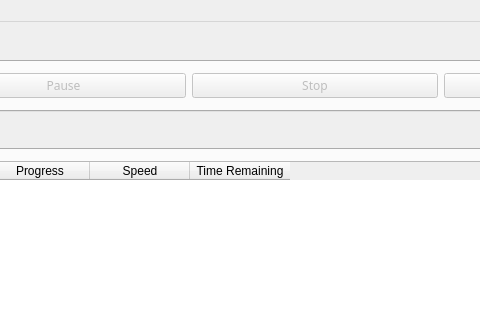
Qt form UltimateDownloadManager/mainwindow.ui (LalitMaganti/Ultimate-Download-Manager) before a commit; both pictures show x 335 to 815 and y 0 to 332 of the 1048 by 663 pixel window.
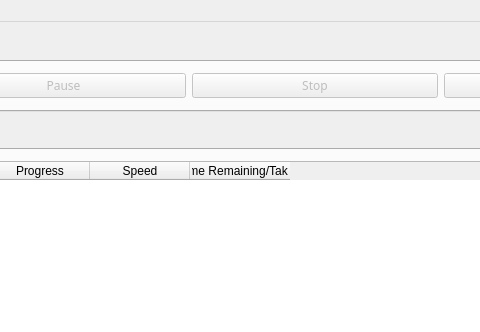
The same form after that commit. Icons and pictures are not drawn. Custom widgets are drawn as their Qt base class.

What changed in the file:
```diff
--- a/UltimateDownloadManager/mainwindow.ui
+++ b/UltimateDownloadManager/mainwindow.ui
@@ -160,7 +160,7 @@
           </column>
           <column>
            <property name="text">
-            <string>Time Remaining</string>
+            <string>Time Remaining/Taken</string>
            </property>
           </column>
          </widget>
```
